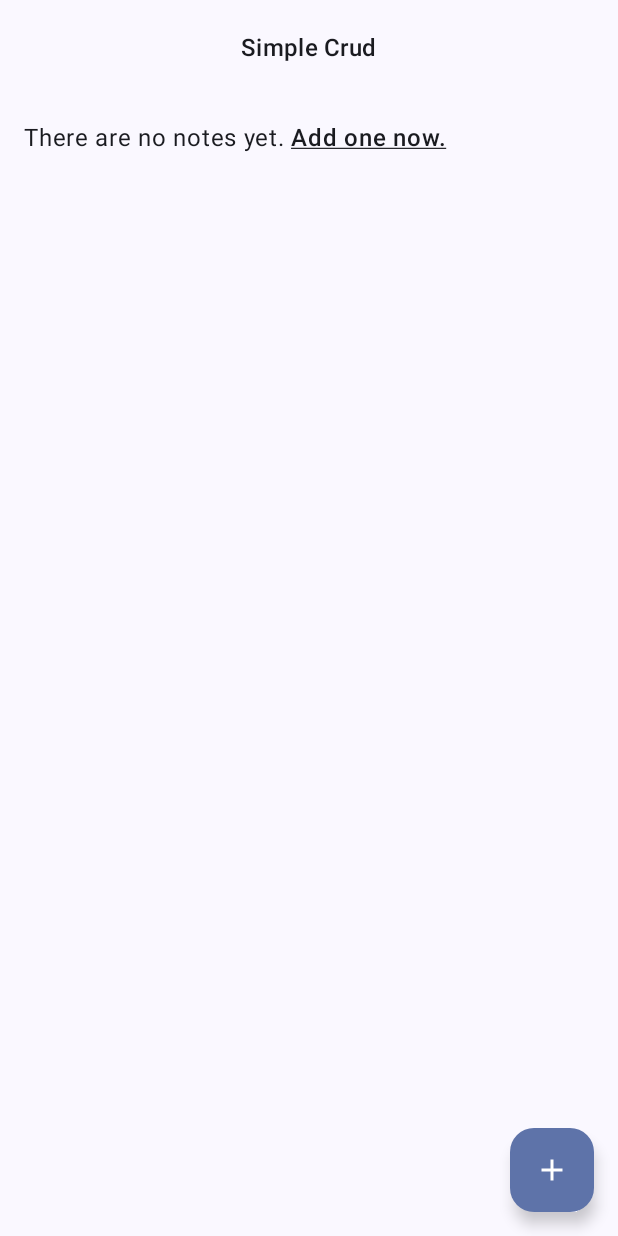
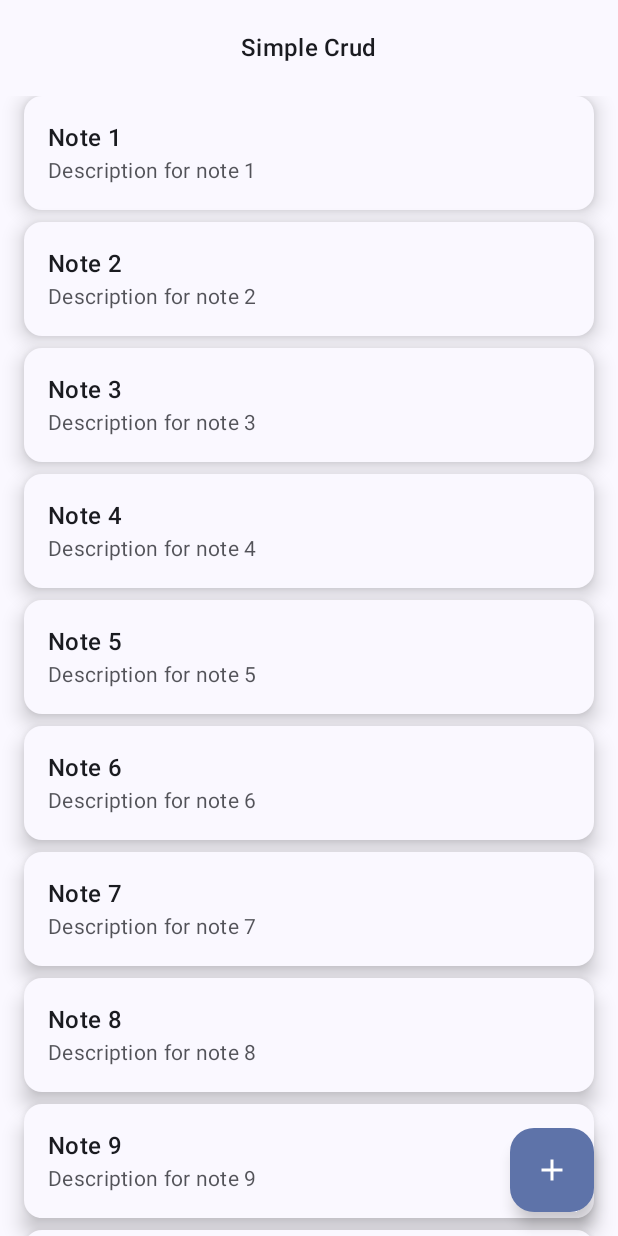
Before and after one commit to roblesdotdev/JetNotes, an Android app built with Jetpack Compose: the screen it shows after launch (MainActivity), after a tap on "Get Started", on a phone screen of 412 x 824 dp. Run offline under Robolectric (Android 15) with nearby library versions, the phone set to English and light mode, and no system bars; our stand-ins replace Dagger/Hilt's generated code.

Commit message:
home: notes listing

```diff
--- a/app/src/main/java/com/roblesdotdev/jetnotes/home/presentation/list/ListScreen.kt
+++ b/app/src/main/java/com/roblesdotdev/jetnotes/home/presentation/list/ListScreen.kt
@@ -1,9 +1,16 @@
 package com.roblesdotdev.jetnotes.home.presentation.list
 
+import androidx.compose.foundation.layout.Arrangement
 import androidx.compose.foundation.layout.Column
+import androidx.compose.foundation.layout.PaddingValues
+import androidx.compose.foundation.layout.fillMaxWidth
 import androidx.compose.foundation.layout.padding
+import androidx.compose.foundation.lazy.LazyColumn
+import androidx.compose.foundation.lazy.items
 import androidx.compose.material.icons.Icons
 import androidx.compose.material.icons.filled.Add
+import androidx.compose.material3.Card
+import androidx.compose.material3.CardDefaults
 import androidx.compose.material3.CenterAlignedTopAppBar
 import androidx.compose.material3.ExperimentalMaterial3Api
 import androidx.compose.material3.FloatingActionButton
@@ -13,6 +20,7 @@ import androidx.compose.material3.Scaffold
 import androidx.compose.material3.Text
 import androidx.compose.runtime.Composable
 import androidx.compose.ui.Modifier
+import androidx.compose.ui.text.style.TextOverflow
 import androidx.compose.ui.tooling.preview.Preview
 import androidx.compose.ui.unit.dp
 import androidx.hilt.navigation.compose.hiltViewModel
@@ -35,18 +43,44 @@ fun ListScreen(viewModel: ListViewModel = hiltViewModel(), onAddNote: () -> Unit
             }
         }
     ) { innerPadding ->
-        Column(
+        LazyColumn(
             modifier = Modifier
                 .padding(innerPadding)
-                .padding(16.dp)
+                .padding(horizontal = 16.dp),
+            contentPadding = PaddingValues(bottom = 24.dp),
+            verticalArrangement = Arrangement.spacedBy(8.dp)
         ) {
             if (isEmpty) {
-                EmptyListText(onClick = onAddNote)
+                item {
+                    EmptyListText(onClick = onAddNote)
+                }
+            }
+            items(viewModel.state.notes) { note ->
+                Card(
+                    modifier = Modifier.fillMaxWidth(),
+                    colors = CardDefaults.cardColors(
+                        containerColor = MaterialTheme.colorScheme.surface,
+                    ),
+                    elevation = CardDefaults.cardElevation(
+                        defaultElevation = 8.dp
+                    )
+                ) {
+                    Column(modifier = Modifier.padding(16.dp)) {
+                        Text(note.title, style = MaterialTheme.typography.titleMedium)
+                        Text(
+                            note.description,
+                            style = MaterialTheme.typography.bodyMedium.copy(
+                                color = MaterialTheme.colorScheme.onSurface.copy(alpha = .75f)
+                            ),
+                            maxLines = 1,
+                            overflow = TextOverflow.Ellipsis
+                        )
+                    }
+                }
             }
         }
     }
 }
-
 
 
 @Preview
--- a/app/src/main/java/com/roblesdotdev/jetnotes/home/presentation/list/ListState.kt
+++ b/app/src/main/java/com/roblesdotdev/jetnotes/home/presentation/list/ListState.kt
@@ -3,5 +3,9 @@ package com.roblesdotdev.jetnotes.home.presentation.list
 import com.roblesdotdev.jetnotes.home.domain.models.Note
 
 data class ListState(
-    val notes: List<Note> = emptyList()
+    val notes: List<Note> = mockNotes  // emptyList()
 )
+
+private val mockNotes = (1..30).map {
+    Note(title = "Note $it", description = "Description for note $it")
+}
```
